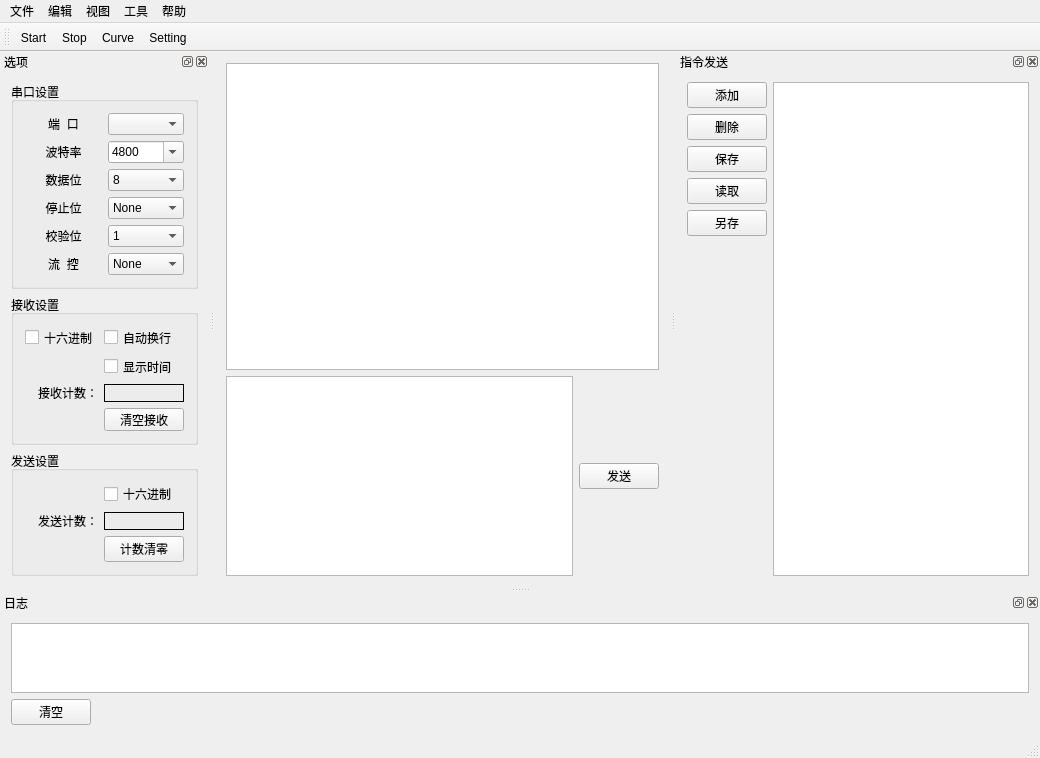
The window that mainwindow.ui (LogicPi-cn/SerialMasterQt5) describes before a commit, drawn with Qt 5.
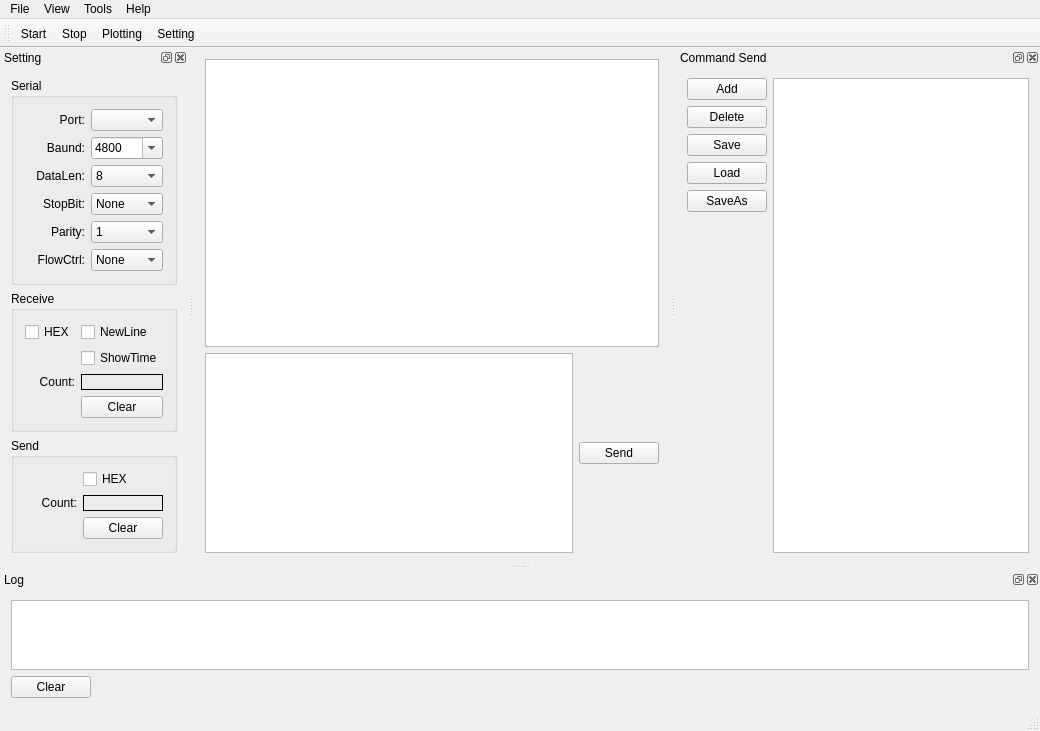
The same window after the commit. Icons and pictures are not drawn.

The edit to the form file:
```diff
--- a/mainwindow.ui
+++ b/mainwindow.ui
@@ -38,7 +38,7 @@
        </size>
       </property>
       <property name="text">
-       <string>发送</string>
+       <string>Send</string>
       </property>
      </widget>
     </item>
@@ -65,19 +65,14 @@
    </property>
    <widget class="QMenu" name="menu">
     <property name="title">
-     <string>文件</string>
+     <string>File</string>
     </property>
     <addaction name="separator"/>
     <addaction name="actionExit"/>
    </widget>
-   <widget class="QMenu" name="menu_2">
-    <property name="title">
-     <string>编辑</string>
-    </property>
-   </widget>
    <widget class="QMenu" name="menu_3">
     <property name="title">
-     <string>视图</string>
+     <string>View</string>
     </property>
     <addaction name="separator"/>
     <addaction name="actionLite"/>
@@ -86,18 +81,17 @@
    </widget>
    <widget class="QMenu" name="menu_4">
     <property name="title">
-     <string>工具</string>
+     <string>Tools</string>
     </property>
    </widget>
    <widget class="QMenu" name="menu_5">
     <property name="title">
-     <string>帮助</string>
+     <string>Help</string>
     </property>
     <addaction name="actionUpdate"/>
     <addaction name="actionAbout"/>
    </widget>
    <addaction name="menu"/>
-   <addaction name="menu_2"/>
    <addaction name="menu_3"/>
    <addaction name="menu_4"/>
    <addaction name="menu_5"/>
@@ -117,7 +111,7 @@
   <widget class="QStatusBar" name="statusBar"/>
   <widget class="QDockWidget" name="dockWidget_CmdSend">
    <property name="windowTitle">
-    <string>指令发送</string>
+    <string>Command Send</string>
    </property>
    <attribute name="dockWidgetArea">
     <number>2</number>
@@ -127,35 +121,35 @@
      <item row="2" column="0">
       <widget class="QPushButton" name="pushButton_SaveAllCmd">
        <property name="text">
-        <string>保存</string>
+        <string>Save</string>
        </property>
       </widget>
      </item>
      <item row="1" column="0">
       <widget class="QPushButton" name="pushButton_RemoveCmd">
        <property name="text">
-        <string>删除</string>
+        <string>Delete</string>
        </property>
       </widget>
      </item>
      <item row="0" column="0">
       <widget class="QPushButton" name="pushButton_AddCmd">
        <property name="text">
-        <string>添加</string>
+        <string>Add</string>
        </property>
       </widget>
      </item>
      <item row="3" column="0">
       <widget class="QPushButton" name="pushButton_LoadCmd">
        <property name="text">
-        <string>读取</string>
+        <string>Load</string>
        </property>
       </widget>
      </item>
      <item row="4" column="0">
       <widget class="QPushButton" name="pushButton_SaveAs">
        <property name="text">
-        <string>另存</string>
+        <string>SaveAs</string>
        </property>
       </widget>
      </item>
@@ -167,7 +161,7 @@
   </widget>
   <widget class="QDockWidget" name="dockWidget_Setting">
    <property name="windowTitle">
-    <string>选项</string>
+    <string>Setting</string>
    </property>
    <attribute name="dockWidgetArea">
     <number>1</number>
@@ -196,7 +190,7 @@
         </size>
        </property>
        <property name="title">
-        <string>发送设置</string>
+        <string>Send</string>
        </property>
        <layout class="QGridLayout" name="gridLayout_3">
         <item row="2" column="1">
@@ -212,21 +206,21 @@
         <item row="0" column="1">
          <widget class="QCheckBox" name="checkBox_SendAsHex">
           <property name="text">
-           <string>十六进制</string>
+           <string>HEX</string>
           </property>
          </widget>
         </item>
         <item row="3" column="1">
          <widget class="QPushButton" name="pushButton_SendClear">
           <property name="text">
-           <string>计数清零</string>
+           <string>Clear</string>
           </property>
          </widget>
         </item>
         <item row="2" column="0">
          <widget class="QLabel" name="label_9">
           <property name="text">
-           <string>发送计数：</string>
+           <string>Count:</string>
           </property>
           <property name="alignment">
            <set>Qt::AlignRight|Qt::AlignTrailing|Qt::AlignVCenter</set>
@@ -251,7 +245,7 @@
         </size>
        </property>
        <property name="title">
-        <string>串口设置</string>
+        <string>Serial</string>
        </property>
        <layout class="QGridLayout" name="gridLayout">
         <item row="2" column="1">
@@ -266,20 +260,20 @@
         <item row="1" column="0">
          <widget class="QLabel" name="label_2">
           <property name="text">
-           <string>波特率</string>
+           <string>Baund:</string>
           </property>
           <property name="alignment">
-           <set>Qt::AlignCenter</set>
+           <set>Qt::AlignRight|Qt::AlignTrailing|Qt::AlignVCenter</set>
           </property>
          </widget>
         </item>
         <item row="5" column="0">
          <widget class="QLabel" name="label_6">
           <property name="text">
-           <string>流  控</string>
+           <string>FlowCtrl:</string>
           </property>
           <property name="alignment">
-           <set>Qt::AlignCenter</set>
+           <set>Qt::AlignRight|Qt::AlignTrailing|Qt::AlignVCenter</set>
           </property>
          </widget>
         </item>
@@ -295,20 +289,20 @@
         <item row="3" column="0">
          <widget class="QLabel" name="label_4">
           <property name="text">
-           <string>停止位</string>
+           <string>StopBit:</string>
           </property>
           <property name="alignment">
-           <set>Qt::AlignCenter</set>
+           <set>Qt::AlignRight|Qt::AlignTrailing|Qt::AlignVCenter</set>
           </property>
          </widget>
         </item>
         <item row="0" column="0">
          <widget class="QLabel" name="label">
           <property name="text">
-           <string>端  口</string>
+           <string>Port:</string>
           </property>
           <property name="alignment">
-           <set>Qt::AlignCenter</set>
+           <set>Qt::AlignRight|Qt::AlignTrailing|Qt::AlignVCenter</set>
           </property>
          </widget>
         </item>
@@ -351,10 +345,10 @@
         <item row="2" column="0">
          <widget class="QLabel" name="label_3">
           <property name="text">
-           <string>数据位</string>
+           <string>DataLen:</string>
           </property>
           <property name="alignment">
-           <set>Qt::AlignCenter</set>
+           <set>Qt::AlignRight|Qt::AlignTrailing|Qt::AlignVCenter</set>
           </property>
          </widget>
         </item>
@@ -370,10 +364,10 @@
         <item row="4" column="0">
          <widget class="QLabel" name="label_5">
           <property name="text">
-           <string>校验位</string>
+           <string>Parity:</string>
           </property>
           <property name="alignment">
-           <set>Qt::AlignCenter</set>
+           <set>Qt::AlignRight|Qt::AlignTrailing|Qt::AlignVCenter</set>
           </property>
          </widget>
         </item>
@@ -392,7 +386,7 @@
         </size>
        </property>
        <property name="title">
-        <string>接收设置</string>
+        <string>Receive</string>
        </property>
        <layout class="QGridLayout" name="gridLayout_2">
         <item row="3" column="1">
@@ -408,21 +402,21 @@
         <item row="2" column="1">
          <widget class="QCheckBox" name="checkBox_ReceiveShowTime">
           <property name="text">
-           <string>显示时间</string>
+           <string>ShowTime</string>
           </property>
          </widget>
         </item>
         <item row="1" column="1">
          <widget class="QCheckBox" name="checkBox_ReceiveAutoNewLine">
           <property name="text">
-           <string>自动换行</string>
+           <string>NewLine</string>
           </property>
          </widget>
         </item>
         <item row="3" column="0">
          <widget class="QLabel" name="label_7">
           <property name="text">
-           <string>接收计数：</string>
+           <string>Count:</string>
           </property>
           <property name="alignment">
            <set>Qt::AlignRight|Qt::AlignTrailing|Qt::AlignVCenter</set>
@@ -432,14 +426,14 @@
         <item row="4" column="1">
          <widget class="QPushButton" name="pushButton_ReceiveClear">
           <property name="text">
-           <string>清空接收</string>
+           <string>Clear</string>
           </property>
          </widget>
         </item>
         <item row="1" column="0">
          <widget class="QCheckBox" name="checkBox_ReceiveAsHex">
           <property name="text">
-           <string>十六进制</string>
+           <string>HEX</string>
           </property>
          </widget>
         </item>
@@ -451,7 +445,7 @@
   </widget>
   <widget class="QDockWidget" name="dockWidget_Log">
    <property name="windowTitle">
-    <string>日志</string>
+    <string>Log</string>
    </property>
    <attribute name="dockWidgetArea">
     <number>8</number>
@@ -467,7 +461,7 @@
         </size>
        </property>
        <property name="text">
-        <string>清空</string>
+        <string>Clear</string>
        </property>
       </widget>
      </item>
@@ -492,7 +486,7 @@
      <normaloff>:/icon/曲线.png</normaloff>:/icon/曲线.png</iconset>
    </property>
    <property name="text">
-    <string>Curve</string>
+    <string>Plotting</string>
    </property>
   </action>
   <action name="actionStart">
```
Left out of the diff: 1 changed line with no effect on the pictures.
